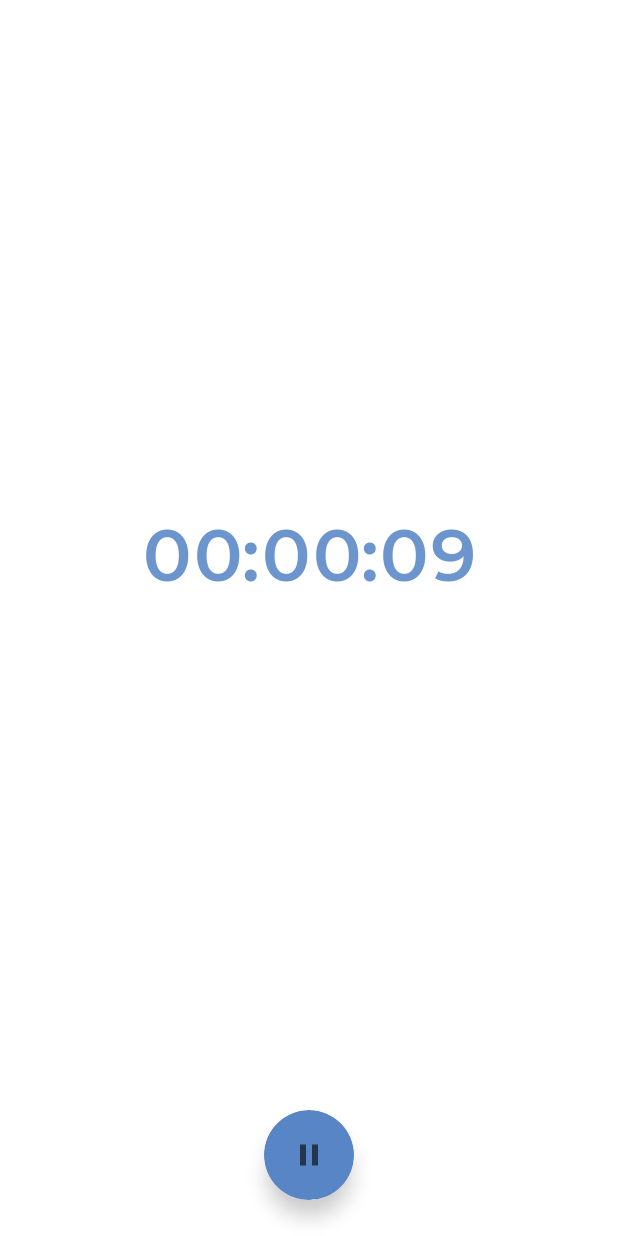
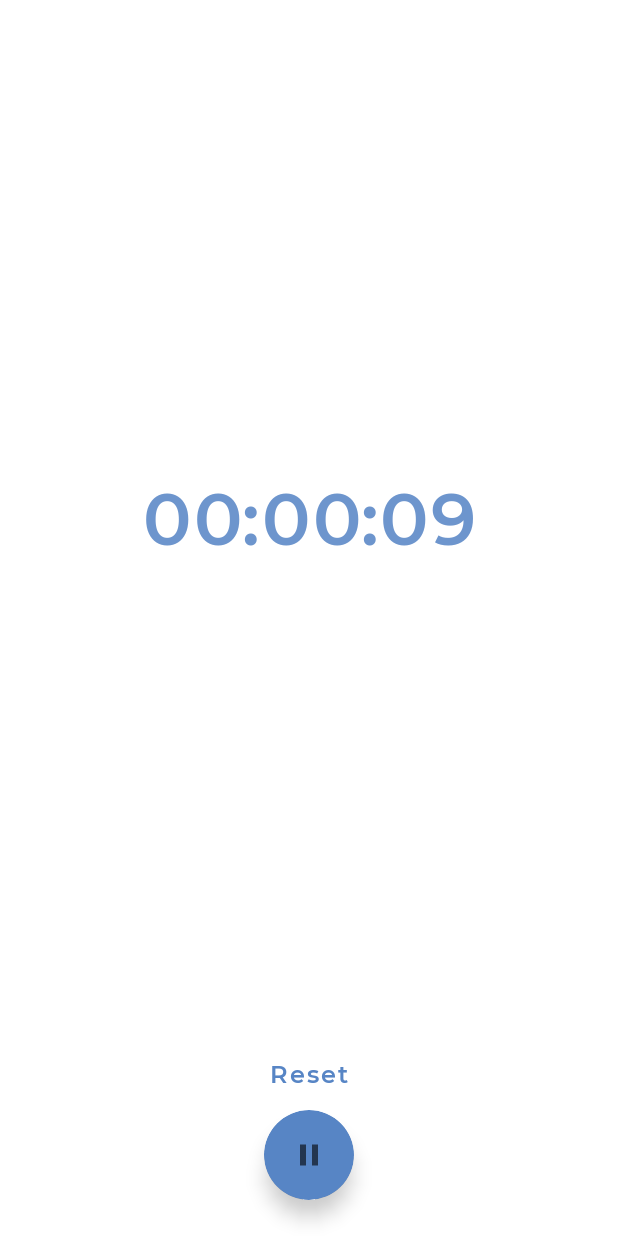
Before and after one commit to melomg/android-dev-challenge-countdown-timer, an Android app built with Jetpack Compose: the screen it shows after launch (MainActivity), after a tap on "Play", on a phone screen of 412 x 824 dp. Run offline under Robolectric (Android 15) with nearby library versions, the phone set to English and light mode, and no system bars.

Commit message:
Add reset button and functionality and change style for text button

```diff
--- a/app/src/main/java/com/example/androiddevchallenge/CountdownTimerView.kt
+++ b/app/src/main/java/com/example/androiddevchallenge/CountdownTimerView.kt
@@ -23,9 +23,11 @@ import androidx.compose.foundation.layout.Spacer
 import androidx.compose.foundation.layout.fillMaxHeight
 import androidx.compose.foundation.layout.fillMaxWidth
 import androidx.compose.foundation.layout.height
+import androidx.compose.foundation.layout.padding
 import androidx.compose.foundation.layout.size
 import androidx.compose.foundation.shape.CircleShape
 import androidx.compose.material.Button
+import androidx.compose.material.TextButton
 import androidx.compose.material.MaterialTheme
 import androidx.compose.material.Surface
 import androidx.compose.material.Text
@@ -48,8 +50,10 @@ import kotlin.time.ExperimentalTime
 fun CountdownTimerView(
     startTimeInMillis: Long,
     countdownState: CountdownState,
+    shouldShowReset: Boolean,
     onTimerStart: () -> Unit,
     onTimerPause: () -> Unit,
+    onTimerReset: () -> Unit,
 ) {
     Surface(
         color = MaterialTheme.colors.surface,
@@ -96,6 +100,21 @@ fun CountdownTimerView(
                     style = typography.h3,
                     textAlign = TextAlign.Center,
                 )
+            }
+
+            if (shouldShowReset) {
+                TextButton(
+                    onClick = {
+                        onTimerReset()
+                    },
+                ) {
+                    Text(
+                        text = "Reset",
+                        style = typography.button,
+                        modifier = Modifier
+                            .padding(5.dp)
+                    )
+                }
             }
 
             Button(
@@ -148,8 +167,10 @@ fun LightPreviewCountDownTimerView() {
         darkTheme = false,
     ) {
         CountdownTimerView(
-            INITIAL_START_MILLIS,
-            CountdownState.PAUSED,
+            startTimeInMillis = INITIAL_START_MILLIS,
+            countdownState = CountdownState.PAUSED,
+            shouldShowReset = true,
+            {},
             {},
             {},
         )
@@ -163,8 +184,10 @@ fun DarkPreviewCountDownTimerView() {
         darkTheme = true,
     ) {
         CountdownTimerView(
-            INITIAL_START_MILLIS,
-            CountdownState.PAUSED,
+            startTimeInMillis = INITIAL_START_MILLIS,
+            countdownState = CountdownState.PAUSED,
+            shouldShowReset = true,
+            {},
             {},
             {},
         )
--- a/app/src/main/java/com/example/androiddevchallenge/CountdownTimerViewModel.kt
+++ b/app/src/main/java/com/example/androiddevchallenge/CountdownTimerViewModel.kt
@@ -37,6 +37,9 @@ class CountdownTimerViewModel : ViewModel() {
 
     private var countdownTimer: CountDownTimer? = null
 
+    val shouldShowReset: Boolean
+        get() = (startTimeInMillis.value != INITIAL_START_MILLIS)
+
     fun updateStartTimeInMillis(timeInMillis: Long) {
         _startTimeInMillis.value = timeInMillis
     }
@@ -65,4 +68,10 @@ class CountdownTimerViewModel : ViewModel() {
         }
         _countdownState.value = countdownState
     }
+
+    fun resetCountdownTimer() {
+        countdownTimer?.cancel()
+        _startTimeInMillis.value = INITIAL_START_MILLIS
+        _countdownState.value = CountdownState.PAUSED
+    }
 }
--- a/app/src/main/java/com/example/androiddevchallenge/MainActivity.kt
+++ b/app/src/main/java/com/example/androiddevchallenge/MainActivity.kt
@@ -51,6 +51,7 @@ fun MyApp() {
         CountdownTimerView(
             startTimeInMillis.value,
             countdownState.value,
+            viewModel.shouldShowReset,
             onTimerStart = {
                 viewModel.updateCountdownState(CountdownState.STARTED)
                 Log.d("melo", "onTimerStart: update CountdownState as STARTED ") // TODO remove this
@@ -58,6 +59,9 @@ fun MyApp() {
             onTimerPause = {
                 viewModel.updateCountdownState(CountdownState.PAUSED)
                 Log.d("melo", "onTimerStart: update CountdownState as PAUSED ") // TODO remove this
+            },
+            onTimerReset = {
+                viewModel.resetCountdownTimer()
             },
         )
     }
--- a/app/src/main/java/com/example/androiddevchallenge/ui/theme/Type.kt
+++ b/app/src/main/java/com/example/androiddevchallenge/ui/theme/Type.kt
@@ -107,9 +107,9 @@ val typography = Typography(
     ),
     button = TextStyle(
         fontFamily = montserrat,
-        fontSize = 14.sp,
+        fontSize = 16.sp,
         fontWeight = FontWeight.SemiBold,
-        lineHeight = 16.sp,
+        lineHeight = 18.sp,
         letterSpacing = 1.25.sp
     ),
     caption = TextStyle(
```
